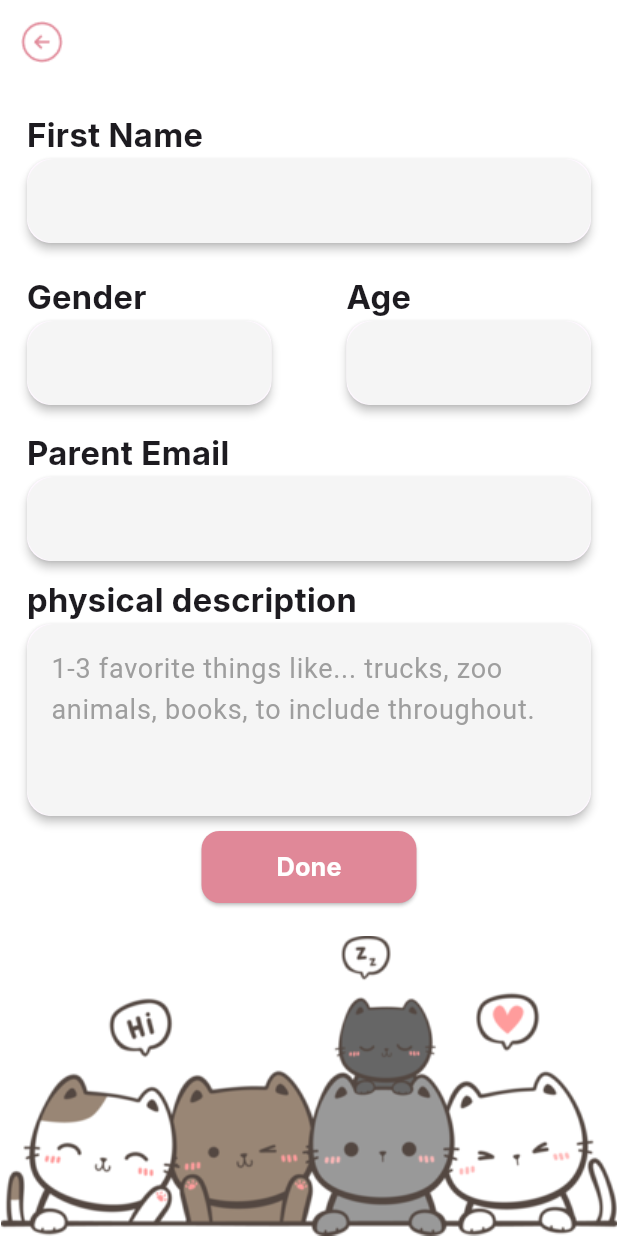
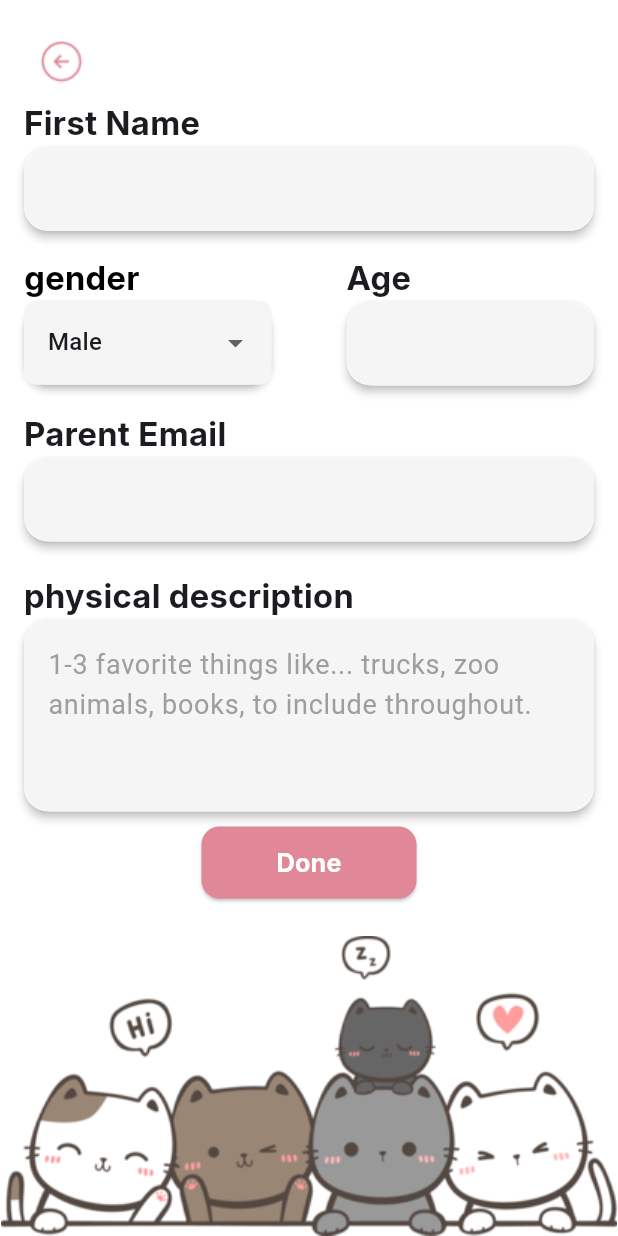
Before and after one commit to anasmohamed13/graduation_project, a Flutter app: the SignUpPatient screen opened by its route, on a phone screen of 412 x 824 dp. Run offline on Flutter 3.47's test engine with Material 3 defaults, Android fonts, the phone set to English and light mode, and no system bars.

Commit message:
change gender to drop down menu and use provider

```diff
--- a/lib/main.dart
+++ b/lib/main.dart
@@ -1,13 +1,20 @@
 import 'package:flutter/material.dart';
+import 'package:garduationproject/ui/provider/gender_provider.dart';
 import 'package:garduationproject/ui/screen/sign/hello/hello_page.dart';
 import 'package:garduationproject/ui/screen/sign/login/doctor/doctor_login.dart';
 import 'package:garduationproject/ui/screen/sign/login/parent/parent_login.dart';
 import 'package:garduationproject/ui/screen/sign/login/patient/patient_login.dart';
 import 'package:garduationproject/ui/screen/sign/signup/sign_up_patient.dart';
 import 'package:garduationproject/ui/screen/splash/splash.dart';
+import 'package:provider/provider.dart';
 
 void main() {
-  runApp(const GatoApp());
+  runApp(
+    ChangeNotifierProvider(
+      create: (_) => GenderProvider(),
+      child: const GatoApp(),
+    ),
+  );
 }
 
 class GatoApp extends StatelessWidget {
@@ -24,7 +31,7 @@ class GatoApp extends StatelessWidget {
         ParentLogin.routName: (context) => const ParentLogin(),
         DoctorLogin.routName: (context) => const DoctorLogin(),
         PatientLogin.routName: (context) => const PatientLogin(),
-        SignUpPatient.routeName: (context) => SignUpPatient(),
+        SignUpPatient.routeName: (context) => const SignUpPatient(),
       },
     );
   }
--- /dev/null
+++ b/lib/ui/provider/gender_provider.dart
@@ -0,0 +1,11 @@
+import 'package:flutter/material.dart';
+
+class GenderProvider with ChangeNotifier {
+  String _localGender = 'male';
+
+  String? get localGender => _localGender;
+  void setGender(String? gender) {
+    _localGender = gender ?? _localGender;
+    notifyListeners();
+  }
+}
--- a/lib/ui/screen/sign/signup/sign_up_patient.dart
+++ b/lib/ui/screen/sign/signup/sign_up_patient.dart
@@ -1,34 +1,57 @@
 // ignore_for_file: must_be_immutable
 
 import 'package:flutter/material.dart';
+import 'package:garduationproject/ui/provider/gender_provider.dart';
 import 'package:garduationproject/ui/util/app_assets.dart';
-import 'package:garduationproject/ui/util/build_app_bar.dart';
 import 'package:garduationproject/ui/widget/build_text_form_filed.dart';
+import 'package:provider/provider.dart';
 
-class SignUpPatient extends StatelessWidget {
+class SignUpPatient extends StatefulWidget {
   static const String routeName = 'signupPatient';
-  SignUpPatient({super.key});
+  const SignUpPatient({super.key});
+
+  @override
+  State<SignUpPatient> createState() => _SignUpPatientState();
+}
+
+class _SignUpPatientState extends State<SignUpPatient> {
   late GlobalKey<FormState> formKey = GlobalKey<FormState>();
+
   final firstNameController = TextEditingController();
+
   final genderController = TextEditingController();
+
   final ageController = TextEditingController();
+
   final emailController = TextEditingController();
+
   final descriptionController = TextEditingController();
+
   @override
   Widget build(BuildContext context) {
     return Scaffold(
       backgroundColor: const Color(0xffffffff),
-      appBar: buildAppBar(context),
       body: Form(
         key: formKey,
         child: Padding(
-          padding: const EdgeInsets.all(18.0),
+          padding: const EdgeInsets.all(16),
           child: Stack(
             children: [
               Column(
                 mainAxisAlignment: MainAxisAlignment.start,
                 crossAxisAlignment: CrossAxisAlignment.start,
                 children: [
+                  Padding(
+                    padding: const EdgeInsets.all(10),
+                    child: InkWell(
+                      onTap: () => Navigator.pop(context),
+                      child: Image.asset(
+                        AppAssets.backPatientIcon,
+                        height: 30,
+                        width: 30,
+                      ),
+                    ),
+                  ),
                   BuildTextFormFiled(
                     hintText: null,
                     text: 'First Name',
@@ -36,18 +59,12 @@ class SignUpPatient extends StatelessWidget {
                     controller: firstNameController,
                   ),
                   const SizedBox(
-                    height: 20,
+                    height: 15,
                   ),
                   Row(
+                    mainAxisAlignment: MainAxisAlignment.center,
                     children: [
-                      Expanded(
-                        child: BuildTextFormFiled(
-                          hintText: null,
-                          text: 'Gender',
-                          vlaidatorErorr: 'please enter your gender',
-                          controller: genderController,
-                        ),
-                      ),
+                      Expanded(child: buildGenderDropDown()),
                       const SizedBox(width: 50),
                       Expanded(
                         child: BuildTextFormFiled(
@@ -69,7 +86,7 @@ class SignUpPatient extends StatelessWidget {
                     controller: emailController,
                   ),
                   const SizedBox(
-                    height: 10,
+                    height: 20,
                   ),
                   BuildTextFormFiled(
                     hintText:
@@ -113,4 +130,54 @@ class SignUpPatient extends StatelessWidget {
       bottomNavigationBar: Image.asset(AppAssets.groupCuteCat),
     );
   }
+
+  Widget buildGenderDropDown() => Consumer<GenderProvider>(
+        builder: (context, genderprvider, child) {
+          return Column(
+            crossAxisAlignment: CrossAxisAlignment.start,
+            children: [
+              const Text(
+                'gender',
+                style: TextStyle(
+                    color: Colors.black,
+                    fontFamily: 'inter',
+                    fontSize: 22,
+                    fontWeight: FontWeight.w700),
+              ),
+              Material(
+                elevation: 2,
+                borderRadius: BorderRadius.circular(16),
+                child: DropdownButtonFormField(
+                  dropdownColor: Colors.grey.shade100,
+                  decoration: InputDecoration(
+                    border: OutlineInputBorder(
+                      borderSide: BorderSide.none,
+                      borderRadius: BorderRadius.circular(8),
+                    ),
+                    focusedBorder: OutlineInputBorder(
+                      borderSide: BorderSide.none,
+                      borderRadius: BorderRadius.circular(18),
+                    ),
+                    filled: true,
+                    fillColor: Colors.grey.shade100,
+                  ),
+                  value: genderprvider.localGender,
+                  isExpanded: true,
+                  items: const [
+                    DropdownMenuItem(
+                      value: 'male',
+                      child: Text('Male'),
+                    ),
+                    DropdownMenuItem(
+                      value: 'female',
+                      child: Text('Female'),
+                    ),
+                  ],
+                  onChanged: genderprvider.setGender,
+                ),
+              ),
+            ],
+          );
+        },
+      );
 }
--- a/pubspec.yaml
+++ b/pubspec.yaml
@@ -36,6 +36,7 @@ dependencies:
   # Use with the CupertinoIcons class for iOS style icons.
   cupertino_icons: ^1.0.8
   flutter_gradient_colors: ^2.1.1
+  provider: ^6.1.2
 
 dev_dependencies:
   flutter_test:
```
Also changed, not shown: pubspec.lock.
